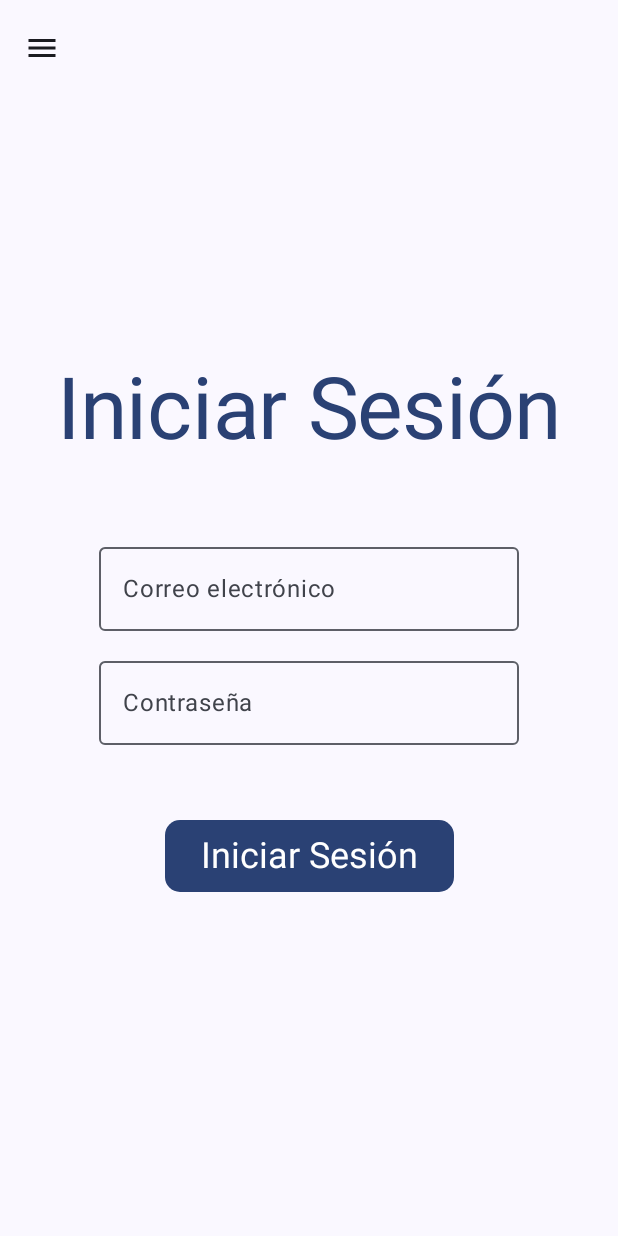
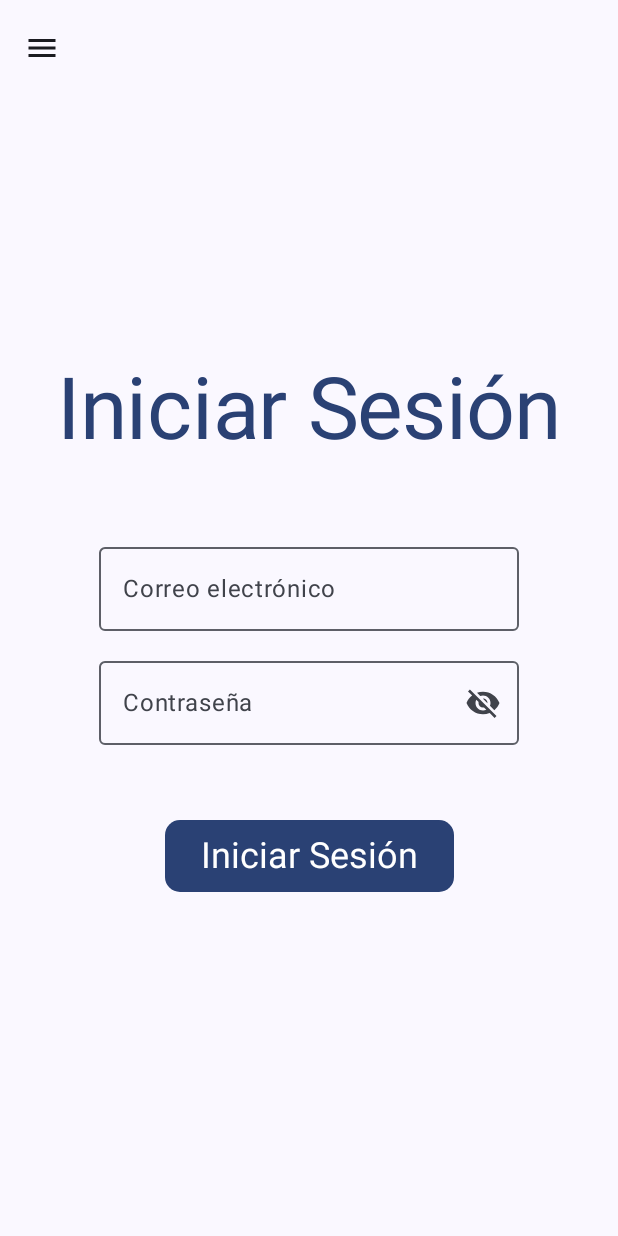
Before and after one commit to dcuecal515/TalleresMilleniumRep, an Android app built with Jetpack Compose: the screen it shows after launch (MainActivity), on a phone screen of 412 x 824 dp. Run offline under Robolectric (Android 15) with nearby library versions, the phone set to English and light mode, and no system bars; libraries missing offline, so code that uses them is left out: com.auth0.android.

Commit message:
subida de cmabios en la aplicacion movil

```diff
--- a/Aplicacion/app/build.gradle.kts
+++ b/Aplicacion/app/build.gradle.kts
@@ -64,5 +64,6 @@ dependencies {
     implementation("io.coil-kt.coil3:coil-compose:3.0.2")
     implementation("io.coil-kt.coil3:coil-network-okhttp:3.0.2")
     implementation ("com.auth0.android:jwtdecode:2.0.1")
+    implementation("androidx.compose.material:material-icons-extended")
 
 }
--- a/Aplicacion/app/src/main/java/com/example/talleresmileniumapp/Repositories/AuthRepository.kt
+++ b/Aplicacion/app/src/main/java/com/example/talleresmileniumapp/Repositories/AuthRepository.kt
@@ -3,8 +3,8 @@ package com.example.talleresmileniumapp.Repositories
 import android.util.Log
 import com.example.talleresmileniumapp.Models.Auth.AuthenticationRequest
 import com.example.talleresmileniumapp.Models.Auth.AuthenticationResponse
-import com.example.talleresmileniumapp.Models.Auth.RetrofitApiInstance.authService
-import com.example.talleresmileniumapp.Models.Auth.RetrofitApiInstance.userService
+import com.example.talleresmileniumapp.Models.RetrofitApiInstance.authService
+import com.example.talleresmileniumapp.Models.RetrofitApiInstance.userService
 import com.example.talleresmileniumapp.Models.Auth.UserResponse
 
 class AuthRepository() {
--- a/Aplicacion/app/src/main/java/com/example/talleresmileniumapp/Views/Login.kt
+++ b/Aplicacion/app/src/main/java/com/example/talleresmileniumapp/Views/Login.kt
@@ -8,7 +8,14 @@ import androidx.compose.foundation.layout.Spacer
 import androidx.compose.foundation.layout.fillMaxSize
 import androidx.compose.foundation.layout.height
 import androidx.compose.foundation.layout.padding
+import androidx.compose.material.icons.Icons
+import androidx.compose.material.icons.filled.CheckCircle
+import androidx.compose.material.icons.filled.Clear
+import androidx.compose.material.icons.filled.Visibility
+import androidx.compose.material.icons.filled.VisibilityOff
 import androidx.compose.material3.Button
+import androidx.compose.material3.Icon
+import androidx.compose.material3.IconButton
 import androidx.compose.material3.MaterialTheme
 import androidx.compose.material3.OutlinedTextField
 import androidx.compose.material3.Text
@@ -23,6 +30,8 @@ import androidx.compose.runtime.setValue
 import androidx.compose.ui.Alignment
 import androidx.compose.ui.Modifier
 import androidx.compose.ui.platform.LocalContext
+import androidx.compose.ui.text.input.PasswordVisualTransformation
+import androidx.compose.ui.text.input.VisualTransformation
 import androidx.compose.ui.text.style.TextAlign
 import androidx.compose.ui.unit.dp
 import androidx.core.content.ContextCompat.getString
@@ -50,6 +59,7 @@ fun Login(navController: NavHostController, authViewModel: AuthViewModel){
 
 
     val authState = authViewModel.authState.collectAsState()
+    var passwordVisible by remember { mutableStateOf(false) }
 
     LaunchedEffect (authState.value){
         when(authState.value){
@@ -94,6 +104,19 @@ fun Login(navController: NavHostController, authViewModel: AuthViewModel){
             },
             label = {
                 Text(text = context.getString(R.string.passWord))
+            },
+            singleLine = true,
+            visualTransformation = if (passwordVisible) VisualTransformation.None else PasswordVisualTransformation(),
+            trailingIcon = {
+                val image = if (passwordVisible)
+                    Icons.Filled.Visibility
+                else Icons.Filled.VisibilityOff
+
+                val description = if (passwordVisible) "Ocultar contraseña" else "Mostrar contraseña"
+
+                IconButton(onClick = { passwordVisible = !passwordVisible }) {
+                    Icon(imageVector = image, contentDescription = description)
+                }
             }
         )
 
```
Also changed, not shown: Aplicacion/app/src/main/java/com/example/talleresmileniumapp/Models/RetrofitApiInstance.kt (renamed from Aplicacion/app/src/main/java/com/example/talleresmileniumapp/Models/Auth/RetrofitApiInstance.kt, +6 -2 lines), Aplicacion/app/src/main/java/com/example/talleresmileniumapp/Models/Service/ServiceResponse.kt (added, +8 -0 lines), Aplicacion/app/src/main/java/com/example/talleresmileniumapp/Repositories/ServiceRepository.kt (added, +12 -0 lines), Aplicacion/app/src/main/java/com/example/talleresmileniumapp/Services/ServiceService.kt (added, +11 -0 lines).
